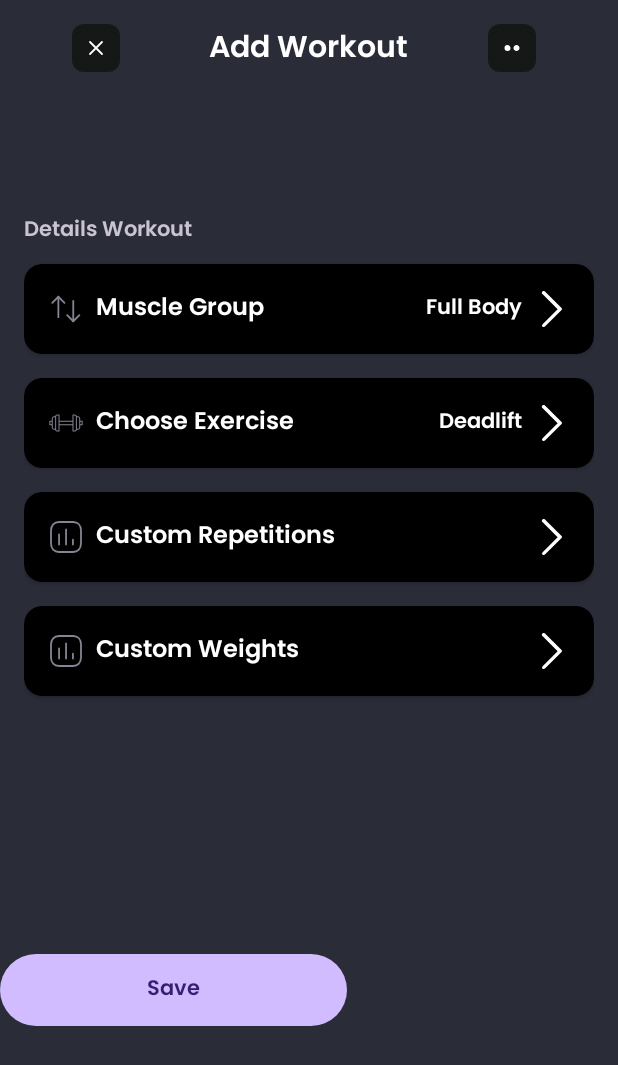
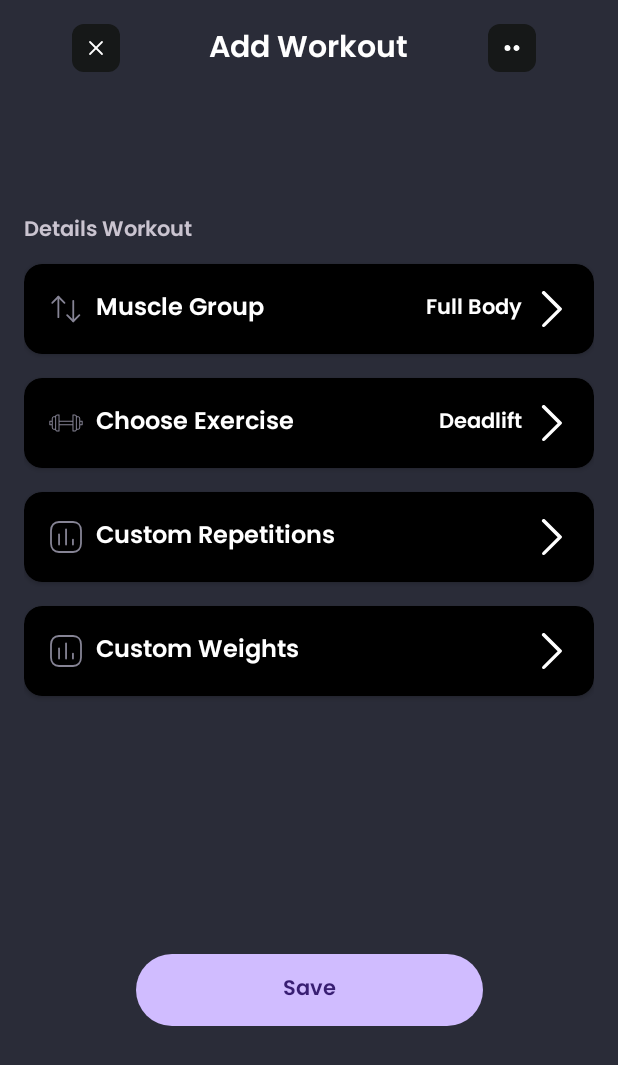
Before and after one commit to ST10188402/PowerPath, an Android app: the AddWorkoutActivity screen opened directly, with no data from a screen before it, on a phone screen of 412 x 824 dp. Shown: the top 1065 px of the screen. Run offline under Robolectric (Android 15) with nearby library versions, the phone set to English and light mode, and no system bars; our stand-ins replace Firebase (no records; nobody signed in at launch, a user with empty details on screens opened directly).

```diff
--- a/app/src/main/java/com/opsc/powerpath/AddWorkoutActivity.kt
+++ b/app/src/main/java/com/opsc/powerpath/AddWorkoutActivity.kt
@@ -8,10 +8,10 @@ import android.widget.ArrayAdapter
 import android.widget.Button
 import android.widget.EditText
 import android.widget.Spinner
-import android.widget.TextView
 import android.widget.Toast
 import androidx.activity.enableEdgeToEdge
 import androidx.appcompat.app.AppCompatActivity
+import androidx.cardview.widget.CardView
 import androidx.core.view.ViewCompat
 import androidx.core.view.WindowInsetsCompat
 import com.google.firebase.auth.FirebaseAuth
@@ -25,7 +25,6 @@ import retrofit2.Response
 
 class AddWorkoutActivity : AppCompatActivity() {
 
-    private lateinit var spText: TextView
     private lateinit var spinner: Spinner
     private val selectedExercises = mutableListOf<Exercise>()
     private var m_Text = ""
@@ -57,7 +56,7 @@ class AddWorkoutActivity : AppCompatActivity() {
                         val exerciseNames = it.map { exercise -> exercise.name }
                         val adapter = ArrayAdapter(this@AddWorkoutActivity, android.R.layout.simple_spinner_item, exerciseNames)
                         adapter.setDropDownViewResource(android.R.layout.simple_spinner_dropdown_item)
-                        spinner.adapter = adapter
+                        //spinner.adapter = adapter
                     }
                 } else {
                     Log.e(TAG, "Failed to get exercises: ${response.message()}")
@@ -88,7 +87,7 @@ class AddWorkoutActivity : AppCompatActivity() {
     }
 
     private fun muscleGroupCard() {
-        val muscleGroup = findViewById<TextView>(R.id.muscle_group_card)
+        val muscleGroup = findViewById<CardView>(R.id.muscle_group_card)
         muscleGroup.setOnClickListener {
             showMuscleGroupDialog()
         }
@@ -103,8 +102,8 @@ class AddWorkoutActivity : AppCompatActivity() {
                 return@setOnClickListener
             }
 
-            val selectedExerciseName = spinner.selectedItem.toString()
-            val selectedExercise = Exercise(muscleGroup = m_Text, name = selectedExerciseName)
+            //val selectedExerciseName = spinner.selectedItem.toString()
+            val selectedExercise = Exercise(muscleGroup = m_Text, name = "test")
             selectedExercises.add(selectedExercise)
             saveWorkout()
         }
--- a/app/src/main/res/layout/activity_add_workout.xml
+++ b/app/src/main/res/layout/activity_add_workout.xml
@@ -214,13 +214,14 @@
         android:id="@+id/save_button"
         android:layout_width="231dp"
         android:layout_height="wrap_content"
+        android:layout_margin="10dp"
         android:background="@drawable/gradient_btn_1"
         android:text="Save"
-        android:layout_margin="10dp"
         app:layout_constraintBottom_toBottomOf="parent"
+        app:layout_constraintEnd_toEndOf="parent"
+        app:layout_constraintStart_toStartOf="parent"
         app:layout_constraintTop_toBottomOf="@+id/linearLayout6"
-        tools:ignore="MissingConstraints"
-        tools:layout_editor_absoluteX="83dp" />
+        tools:ignore="MissingConstraints" />
 
     <ImageView
         android:id="@+id/imageView2"
```
